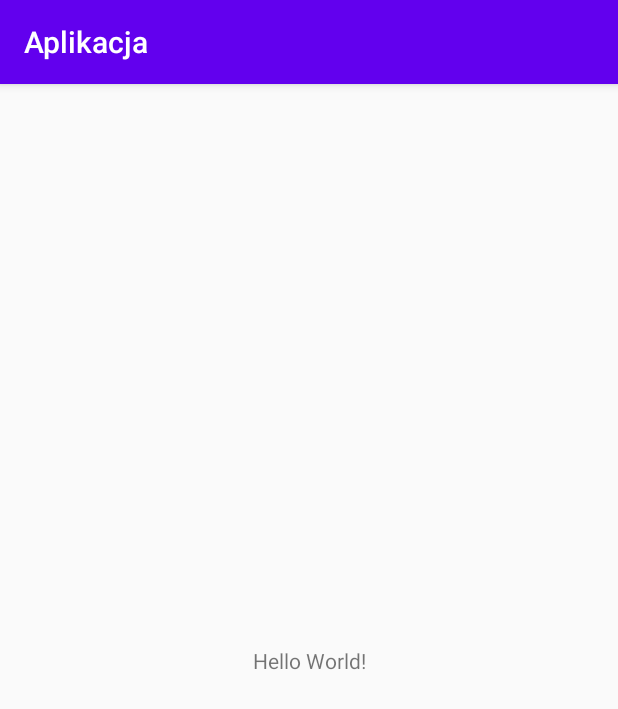
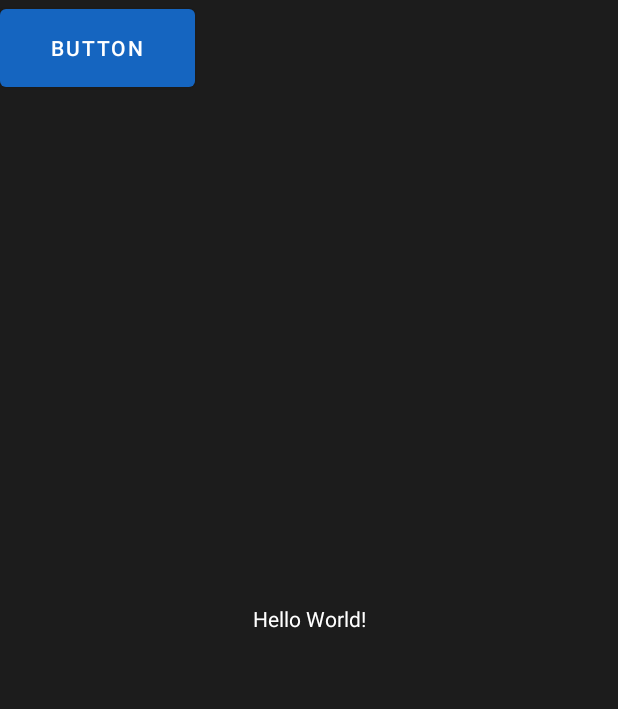
Before and after one commit to MagariBiernat/mobileToDoJava, an Android app: the screen it shows after launch (MainActivity), on a phone screen of 412 x 824 dp. Shown: the top 709 px of the screen. Run offline under Robolectric (Android 15) with nearby library versions, the phone set to English and light mode, and no system bars.

Commit message:
Material Theme and Colors
Installed material dependency and set up primary colors, background and font colors.

```diff
--- a/Project/app/build.gradle
+++ b/Project/app/build.gradle
@@ -6,7 +6,7 @@ android {
 
     defaultConfig {
         applicationId "com.example.todo"
-        minSdkVersion 16
+        minSdkVersion 21
         targetSdkVersion 29
         versionCode 1
         versionName "1.0"
@@ -25,7 +25,7 @@ android {
 
 dependencies {
     implementation fileTree(dir: 'libs', include: ['*.jar'])
-
+    implementation 'com.google.android.material:material:1.2.0-alpha06'
     implementation 'androidx.appcompat:appcompat:1.1.0'
     implementation 'androidx.constraintlayout:constraintlayout:1.1.3'
     testImplementation 'junit:junit:4.12'
--- a/Project/app/src/main/AndroidManifest.xml
+++ b/Project/app/src/main/AndroidManifest.xml
@@ -9,7 +9,7 @@
         android:roundIcon="@mipmap/ic_launcher_round"
         android:supportsRtl="true"
         android:theme="@style/AppTheme">
-        <activity android:name=".MainActivity">
+        <activity android:name=".ui.MainActivity">
             <intent-filter>
                 <action android:name="android.intent.action.MAIN" />
 
--- a/Project/app/src/main/java/com/example/todo/MainActivity.java
+++ b/Project/app/src/main/java/com/example/todo/ui/MainActivity.java
@@ -1,8 +1,8 @@
-package com.example.todo;
+package com.example.todo.ui;
 
 import androidx.appcompat.app.AppCompatActivity;
-
 import android.os.Bundle;
+import com.example.todo.R;
 
 public class MainActivity extends AppCompatActivity {
 
--- a/Project/app/src/main/res/layout/activity_main.xml
+++ b/Project/app/src/main/res/layout/activity_main.xml
@@ -4,7 +4,9 @@
     xmlns:tools="http://schemas.android.com/tools"
     android:layout_width="match_parent"
     android:layout_height="match_parent"
-    tools:context=".MainActivity">
+    tools:context=".ui.MainActivity"
+    android:background="@color/colorBackground"
+    >
 
     <TextView
         android:layout_width="wrap_content"
@@ -15,4 +17,13 @@
         app:layout_constraintRight_toRightOf="parent"
         app:layout_constraintTop_toTopOf="parent" />
 
+    <Button
+        android:id="@+id/button"
+        android:layout_width="130dp"
+        android:layout_height="64dp"
+        android:text="Button"
+        tools:layout_editor_absoluteX="140dp"
+        tools:layout_editor_absoluteY="409dp"
+        />
+
 </androidx.constraintlayout.widget.ConstraintLayout>
--- a/Project/app/src/main/res/values/colors.xml
+++ b/Project/app/src/main/res/values/colors.xml
@@ -1,6 +1,13 @@
 <?xml version="1.0" encoding="utf-8"?>
 <resources>
-    <color name="colorPrimary">#6200EE</color>
-    <color name="colorPrimaryDark">#3700B3</color>
-    <color name="colorAccent">#03DAC5</color>
+
+    <color name="colorBackground">#1c1c1c</color>
+
+    <!--    -->
+    <color name="textPrimary">#ffffff</color>
+
+    <!--    -->
+    <color name="colorPrimary">#1565c0</color>
+    <color name="colorPrimaryDark">#003c8f</color>
+    <color name="colorAccent">#b71c1c</color>
 </resources>
--- a/Project/app/src/main/res/values/styles.xml
+++ b/Project/app/src/main/res/values/styles.xml
@@ -1,8 +1,9 @@
 <resources>
 
     <!-- Base application theme. -->
-    <style name="AppTheme" parent="Theme.AppCompat.Light.DarkActionBar">
+    <style name="AppTheme" parent="Theme.MaterialComponents.DayNight.NoActionBar">
         <!-- Customize your theme here. -->
+        <item name="android:textColor">@color/textPrimary</item>
         <item name="colorPrimary">@color/colorPrimary</item>
         <item name="colorPrimaryDark">@color/colorPrimaryDark</item>
         <item name="colorAccent">@color/colorAccent</item>
```
Also changed, not shown: 2 other files.
